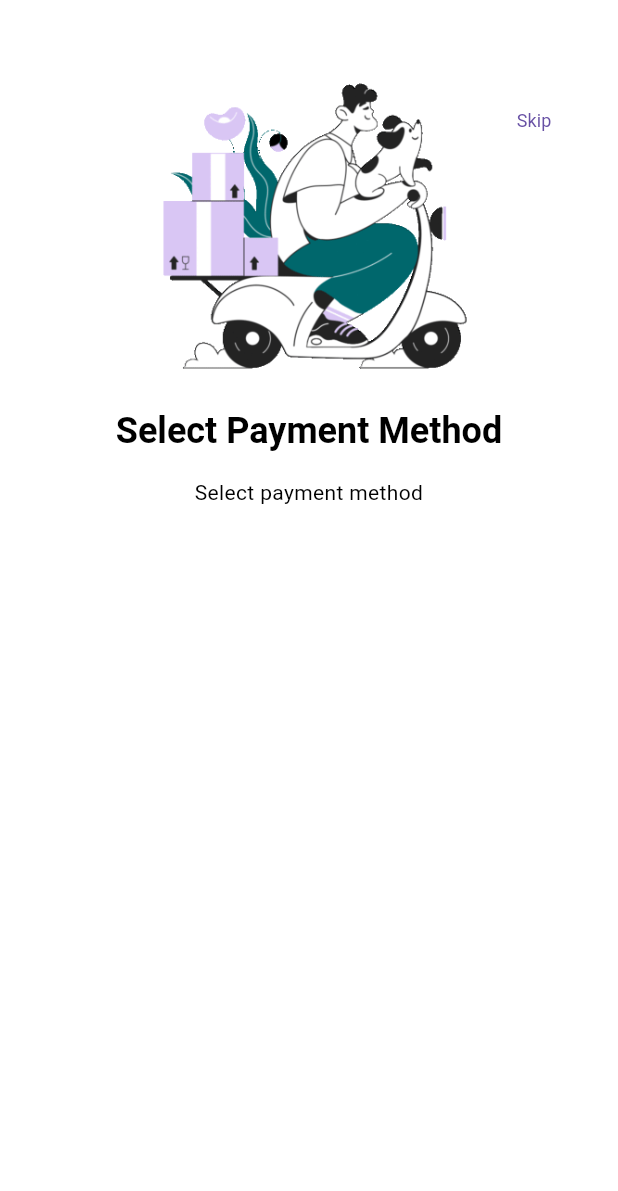
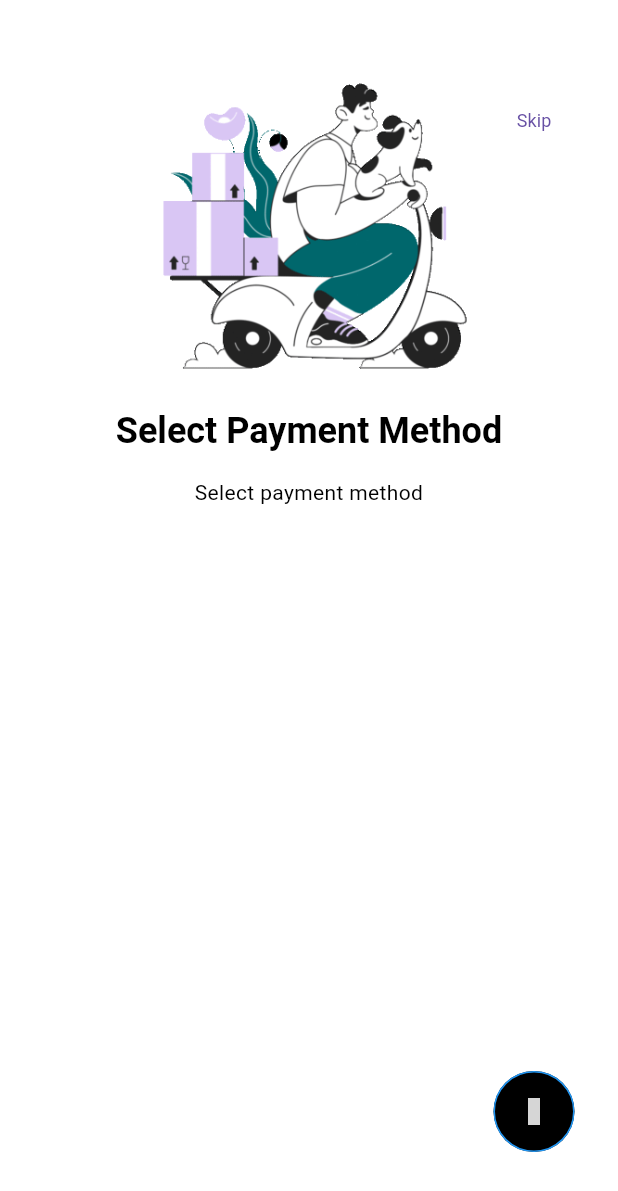
Before and after one commit to semblehe/ecommerce, a Flutter app: the screen it shows after launch, swiped to page 2, on a phone screen of 412 x 824 dp. Shown: the top 1191 px of the screen. Run offline on Flutter 3.47's test engine with Material 3 defaults, Android fonts, the phone set to English and light mode, and no system bars; our stand-ins replace get, get_storage, iconsax, logger, smooth_page_indicator; Roboto replaces fonts that are missing (Poppins); grey boxes are pictures that could not be loaded.

Commit message:
boarding

```diff
--- a/lib/features/authentication/screens.onboarding/onboarding.dart
+++ b/lib/features/authentication/screens.onboarding/onboarding.dart
@@ -1,26 +1,30 @@
+import 'package:ecommerce/features/authentication/controllers.onboarding/onboarding_controllers.dart';
+import 'package:ecommerce/features/authentication/screens.onboarding/widgets/onboarding_dot_navigation.dart';
+import 'package:ecommerce/features/authentication/screens.onboarding/widgets/onboarding_next_button.dart';
 import 'package:ecommerce/features/authentication/screens.onboarding/widgets/onboarding_page.dart';
 import 'package:ecommerce/features/authentication/screens.onboarding/widgets/onboarding_skip.dart';
-import 'package:ecommerce/utils/constants/colors.dart';
 import 'package:ecommerce/utils/constants/image_strings.dart';
 import 'package:ecommerce/utils/constants/sizes.dart';
 import 'package:ecommerce/utils/device/device_utility.dart';
 
 import 'package:flutter/material.dart';
 import 'package:ecommerce/utils/constants/text_strings.dart';
-
+import 'package:get/get.dart';
 
 
 class OnBoardingScreen extends StatelessWidget {
   const OnBoardingScreen({super.key});
 
-
   @override
   Widget build(BuildContext context) {
-    return  Scaffold(
+
+    final controller = Get.put(OnBoardingController());
+    return Scaffold(
       body: Stack(
-        children:  [
-
+        children: [
           PageView(
+            controller: controller.pageController,
+            onPageChanged: controller.updatePageIndicator,
             children: const [
               OnBoardingPage(
                 image: TImages.onBoardingImage1,
@@ -39,22 +43,10 @@ class OnBoardingScreen extends StatelessWidget {
               )
             ],
           ),
+          const OnBoardingSkip(),
+          const OnBoardingDotNavigation(),
+          const OnBoardingNextButton()
 
-          OnBoardingSkip()
-
-    //       Positioned(
-    //           bottom: TDeviceUtils.getBottomNavigationHeight() * 25,
-    //           left : TSizes.defaultSpace,
-    //           child:
-    //           // SmoothPageIndicator(
-    //           //   controller: PageController(),
-    //           //     count: 3,
-    //           //     effect : const ExpandingDotsEffect(
-    //           //         activeDotColor: TColors.dark,dotHeight:6
-    //           // )
-    //
-    // )
-    // )
         ],
       ),
     );
--- /dev/null
+++ b/lib/features/authentication/screens.onboarding/widgets/onboarding_next_button.dart
@@ -0,0 +1,30 @@
+import 'package:ecommerce/features/authentication/controllers.onboarding/onboarding_controllers.dart';
+import 'package:ecommerce/utils/constants/colors.dart';
+import 'package:ecommerce/utils/constants/sizes.dart';
+import 'package:ecommerce/utils/device/device_utility.dart';
+import 'package:ecommerce/utils/helpers/helper_functions.dart';
+import 'package:flutter/material.dart';
+import 'package:iconsax/iconsax.dart';
+
+class OnBoardingNextButton extends StatelessWidget {
+  const OnBoardingNextButton({
+    super.key,
+  });
+
+  @override
+  Widget build(BuildContext context) {
+
+    final dark = THelperFunctions.isDarkMode(context);
+    return Positioned(
+        right: TSizes.defaultSpace,
+        bottom: TDeviceUtils.getBottomNavigationHeight(),
+        child: ElevatedButton(
+          onPressed: () => OnBoardingController.instance.nextPage(),
+          style: ElevatedButton.styleFrom(
+            shape: const CircleBorder(),
+            backgroundColor: dark ? TColors.primary : TColors.black,
+          ),
+          child: const Icon (Iconsax.arrow_right_3),
+        ));
+  }
+}
--- a/lib/features/authentication/screens.onboarding/widgets/onboarding_skip.dart
+++ b/lib/features/authentication/screens.onboarding/widgets/onboarding_skip.dart
@@ -1,4 +1,5 @@
 
+import 'package:ecommerce/features/authentication/controllers.onboarding/onboarding_controllers.dart';
 import 'package:flutter/material.dart';
 import 'package:ecommerce/utils/device/device_utility.dart';
 import 'package:ecommerce/utils/constants/sizes.dart';
@@ -9,6 +10,10 @@ class OnBoardingSkip extends StatelessWidget {
 
   @override
   Widget build(BuildContext context) {
-    return Positioned(top:TDeviceUtils.getAppBarHeight(),right: TSizes.defaultSpace,child: TextButton(onPressed: (){},child: const Text('Skip'),));
+    return Positioned(
+        top:TDeviceUtils.getAppBarHeight(),
+        right: TSizes.defaultSpace,
+        child: TextButton(onPressed: () => OnBoardingController.instance.skipPage(),
+          child: const Text('Skip'),));
   }
 }
```
Also changed, not shown: lib/features/authentication/controllers.onboarding/onboarding_controllers.dart (+21 -4 lines), lib/features/authentication/screens.onboarding/widgets/onboarding_dot_navigation.dart (added, +29 -0 lines), assets/images/on_boarding_images/1.gif (renamed from assets/images/on_boarding_images/1_2.gif).
